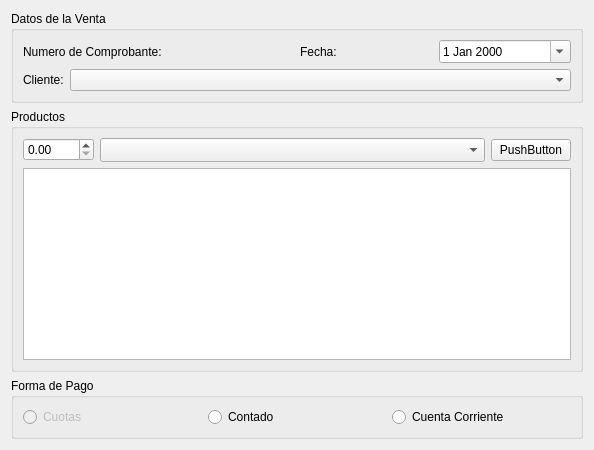
The window that trunk/plugins/ventas/FormAgregarVentaBase.ui (chungote/gestotux) describes before a commit, drawn with Qt 5.
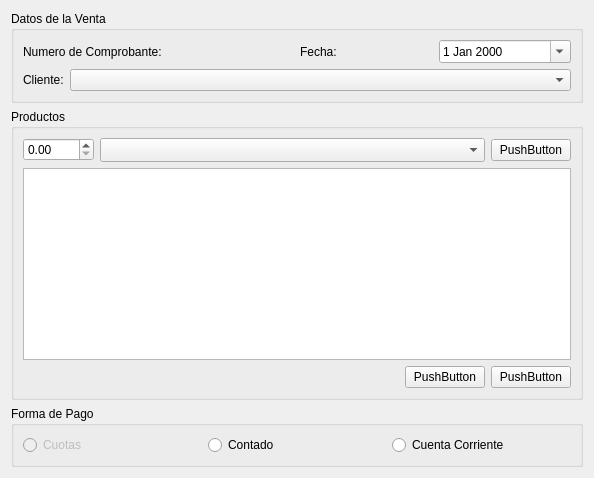
The same window after the commit. Custom widgets are drawn as their Qt base class.

Commit message: Agregados botones de eliminar seleccion y eliminar todo y agregada verificación de agregar items a una factgurapresupuesto que no sea nulo

What changed in the file:
```diff
--- a/trunk/plugins/ventas/FormAgregarVentaBase.ui
+++ b/trunk/plugins/ventas/FormAgregarVentaBase.ui
@@ -13,8 +13,8 @@
   <property name="windowTitle">
    <string>Form</string>
   </property>
-  <layout class="QGridLayout" name="gridLayout">
-   <item row="0" column="0">
+  <layout class="QVBoxLayout" name="verticalLayout_3">
+   <item>
     <widget class="QGroupBox" name="GBCliente">
      <property name="sizePolicy">
       <sizepolicy hsizetype="Minimum" vsizetype="Minimum">
@@ -79,7 +79,7 @@
      </layout>
     </widget>
    </item>
-   <item row="1" column="0">
+   <item>
     <widget class="QGroupBox" name="GBProductos">
      <property name="sizePolicy">
       <sizepolicy hsizetype="Preferred" vsizetype="MinimumExpanding">
@@ -141,10 +141,41 @@
         </property>
        </widget>
       </item>
+      <item>
+       <layout class="QHBoxLayout" name="horizontalLayout_5">
+        <item>
+         <spacer name="horizontalSpacer">
+          <property name="orientation">
+           <enum>Qt::Horizontal</enum>
+          </property>
+          <property name="sizeHint" stdset="0">
+           <size>
+            <width>40</width>
+            <height>20</height>
+           </size>
+          </property>
+         </spacer>
+        </item>
+        <item>
+         <widget class="QPushButton" name="PBEliminar">
+          <property name="text">
+           <string>PushButton</string>
+          </property>
+         </widget>
+        </item>
+        <item>
+         <widget class="QPushButton" name="PBEliminarTodo">
+          <property name="text">
+           <string>PushButton</string>
+          </property>
+         </widget>
+        </item>
+       </layout>
+      </item>
      </layout>
     </widget>
    </item>
-   <item row="2" column="0">
+   <item>
     <widget class="QGroupBox" name="GBFormaPago">
      <property name="title">
       <string>Forma de Pago</string>
```
The commit also changes 5 other files.
